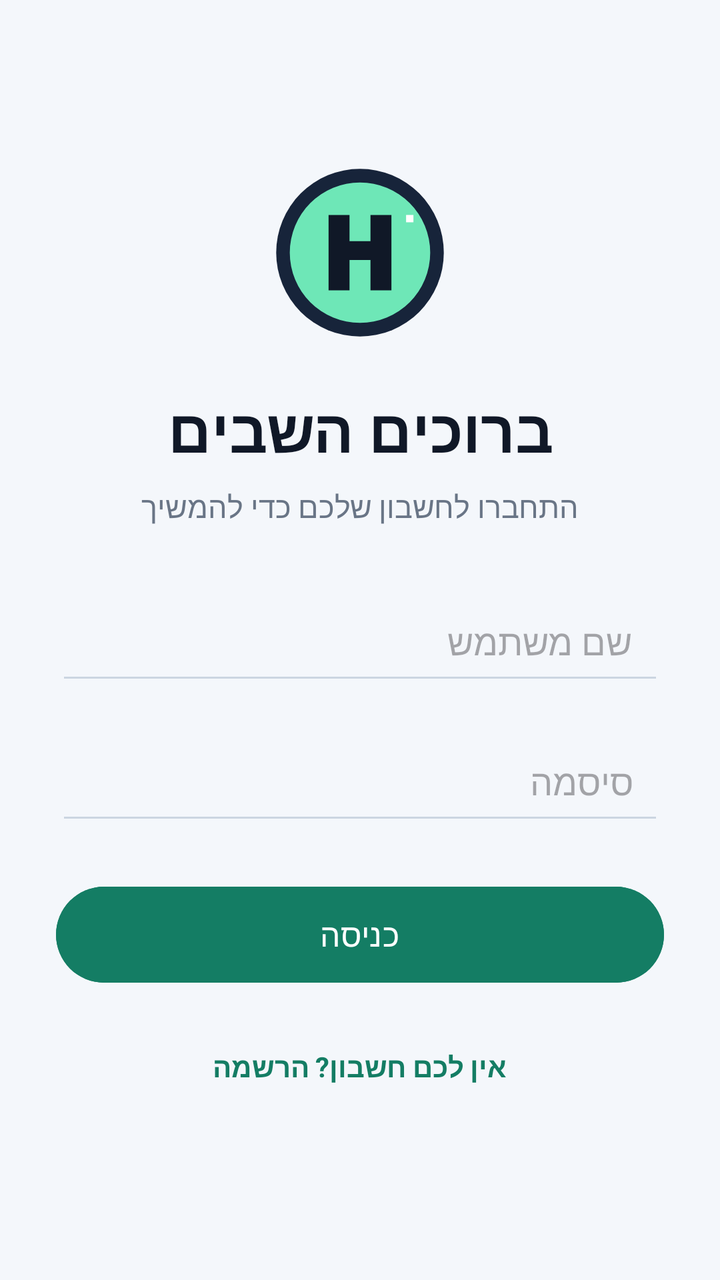
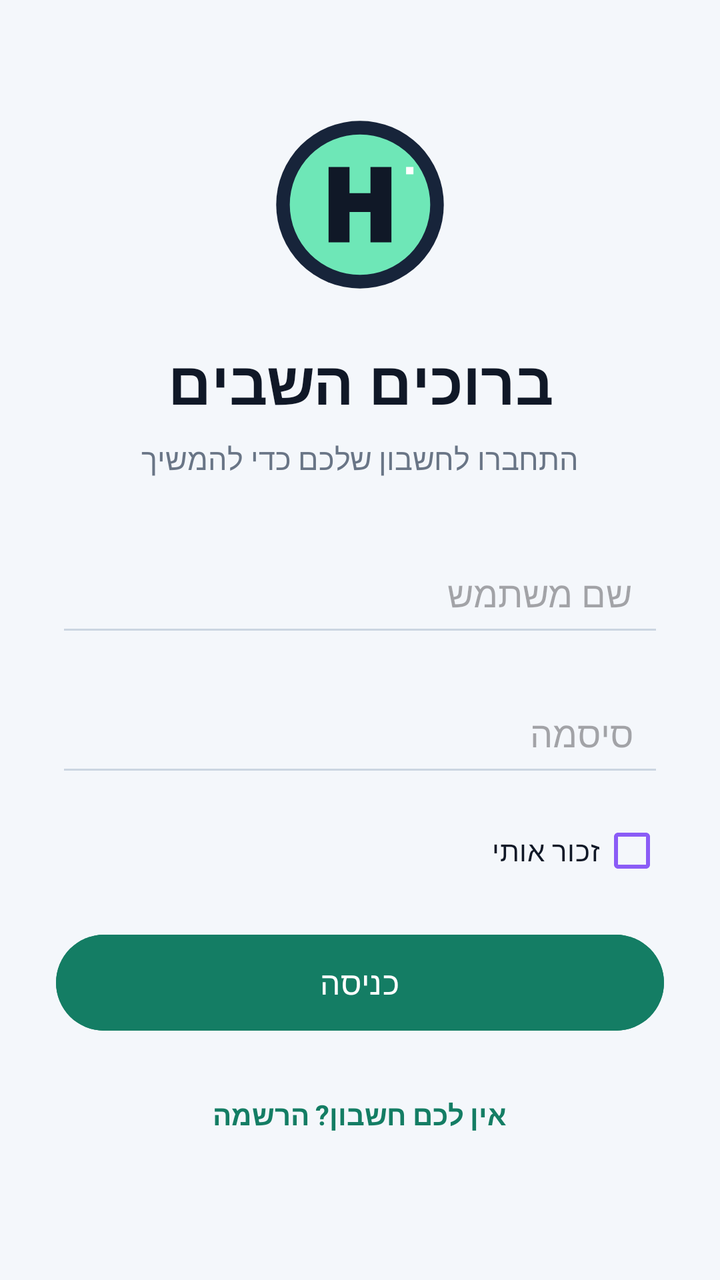

Two renders of the same Android screen: before a commit and after it. Below are the layout's source before the change and the commit's diff.
<!-- AndroidManifest.xml: application theme Theme.Bomba2 -->
<!-- res/layout/activity_login.xml -->
<?xml version="1.0" encoding="utf-8"?>
<ScrollView xmlns:android="http://schemas.android.com/apk/res/android"
    android:layout_width="match_parent"
    android:layout_height="match_parent"
    android:background="#F4F7FB"
    android:fillViewport="true"
    android:layoutDirection="rtl">

    <LinearLayout
        android:layout_width="match_parent"
        android:layout_height="match_parent"
        android:gravity="center_horizontal|center_vertical"
        android:orientation="vertical"
        android:padding="28dp">

        <ImageView
            android:layout_width="88dp"
            android:layout_height="88dp"
            android:contentDescription="סמל האפליקציה"
            android:scaleType="fitCenter"
            android:src="@drawable/ic_brand_mark" />

        <TextView
            android:layout_width="match_parent"
            android:layout_height="wrap_content"
            android:layout_marginTop="24dp"
            android:gravity="center"
            android:text="ברוכים השבים"
            android:textColor="#101827"
            android:textSize="30sp"
            android:textStyle="bold" />

        <TextView
            android:layout_width="match_parent"
            android:layout_height="wrap_content"
            android:layout_marginTop="8dp"
            android:layout_marginBottom="28dp"
            android:gravity="center"
            android:text="התחברו לחשבון שלכם כדי להמשיך"
            android:textColor="#697586"
            android:textSize="15sp" />

        <EditText
            android:id="@+id/etUser"
            android:layout_width="match_parent"
            android:layout_height="56dp"
            android:layout_marginBottom="14dp"
            android:backgroundTint="#CBD5E1"
            android:gravity="center_vertical|right"
            android:hint="שם משתמש"
            android:inputType="text"
            android:paddingHorizontal="16dp"
            android:singleLine="true" />

        <EditText
            android:id="@+id/etPass"
            android:layout_width="match_parent"
            android:layout_height="56dp"
            android:layout_marginBottom="22dp"
            android:backgroundTint="#CBD5E1"
            android:gravity="center_vertical|right"
            android:hint="סיסמה"
            android:inputType="textPassword"
            android:paddingHorizontal="16dp"
            android:singleLine="true" />

        <Button
            android:id="@+id/btnLogin"
            android:layout_width="match_parent"
            android:layout_height="56dp"
            android:backgroundTint="#147D64"
            android:gravity="center"
            android:text="כניסה"
            android:textAllCaps="false"
            android:textSize="16sp" />

        <TextView
            android:id="@+id/tvToRegister"
            android:layout_width="match_parent"
            android:layout_height="48dp"
            android:layout_marginTop="14dp"
            android:clickable="true"
            android:focusable="true"
            android:gravity="center"
            android:text="אין לכם חשבון? הרשמה"
            android:textColor="#147D64"
            android:textStyle="bold" />
    </LinearLayout>
</ScrollView>
<!-- resources referenced by this layout -->
<resources>
  <!-- drawable ic_brand_mark (drawable) -->
  <?xml version="1.0" encoding="utf-8"?>
  <vector xmlns:android="http://schemas.android.com/apk/res/android"
      android:width="168dp"
      android:height="168dp"
      android:viewportWidth="168"
      android:viewportHeight="168">
      <path
          android:fillColor="#17243A"
          android:pathData="M84,4A80,80 0,1 0,84 164A80,80 0,1 0,84 4" />
      <path
          android:fillColor="#6EE7B7"
          android:pathData="M84,17A67,67 0,1 0,84 151A67,67 0,1 0,84 17" />
      <path
          android:fillColor="#101827"
          android:pathData="M54,48h20v25h20V48h20v72H94V91H74v29H54z" />
      <path
          android:fillColor="#FFFFFF"
          android:pathData="M128,48h7v7h-7z" />
  </vector>
  <style name="Theme.Bomba2" parent="Base.Theme.Bomba2" />
  <style name="Base.Theme.Bomba2" parent="Theme.Material3.DayNight.NoActionBar">
          
          
      </style>
</resources>

<!-- the commit's change to res/layout/activity_login.xml (unified diff, before → after) -->
@@ -56,13 +56,22 @@
             android:id="@+id/etPass"
             android:layout_width="match_parent"
             android:layout_height="56dp"
-            android:layout_marginBottom="22dp"
+            android:layout_marginBottom="8dp"
             android:backgroundTint="#CBD5E1"
             android:gravity="center_vertical|right"
             android:hint="סיסמה"
             android:inputType="textPassword"
             android:paddingHorizontal="16dp"
             android:singleLine="true" />
+
+        <CheckBox
+            android:id="@+id/cbRememberMe"
+            android:layout_width="match_parent"
+            android:layout_height="wrap_content"
+            android:layout_marginBottom="14dp"
+            android:buttonTint="#8B5CF6"
+            android:text="@string/remember_me"
+            android:textColor="#101827" />
 
         <Button
             android:id="@+id/btnLogin"
<!-- resource entries referenced after the edit -->
@@ -20,6 +20,7 @@
           android:fillColor="#FFFFFF"
           android:pathData="M128,48h7v7h-7z" />
   </vector>
+  <string name="remember_me">זכור אותי</string>
   <style name="Theme.Bomba2" parent="Base.Theme.Bomba2" />
   <style name="Base.Theme.Bomba2" parent="Theme.Material3.DayNight.NoActionBar">
           
